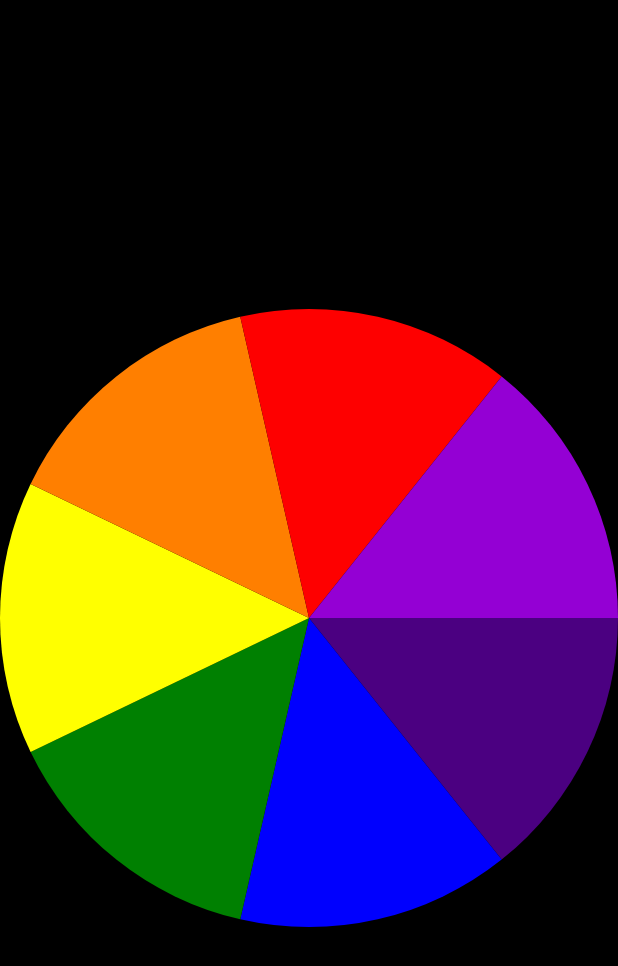
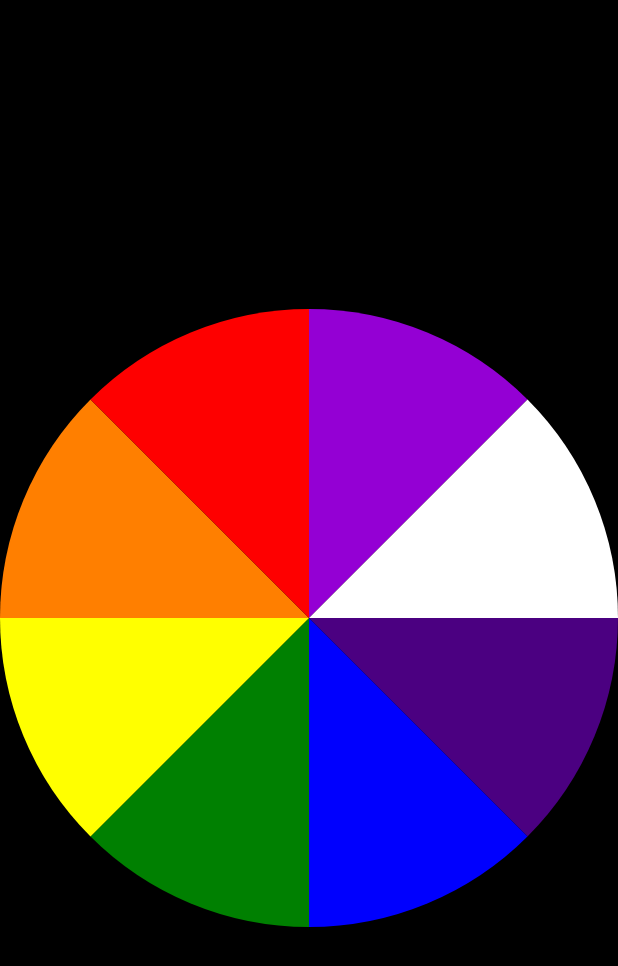
Before and after one commit to Jumman04/Spin-Wheel-Library, an Android app: the screen it shows after launch (MainActivity), on a phone screen of 412 x 824 dp. Shown: the top 966 px of the screen. Run offline under Robolectric (Android 15) with nearby library versions, the phone set to English and light mode, and no system bars.

Commit message:
Bug fixed.

```diff
--- a/app/src/main/java/com/jummania/spinwheellibrary/MainActivity.kt
+++ b/app/src/main/java/com/jummania/spinwheellibrary/MainActivity.kt
@@ -1,6 +1,5 @@
 package com.jummania.spinwheellibrary
 
-import android.graphics.Color
 import android.os.Bundle
 import android.os.Handler
 import androidx.appcompat.app.AppCompatActivity
@@ -16,27 +15,23 @@ class MainActivity : AppCompatActivity() {
         var rotation = wheel.rotation
         var speed = 1f
         val handler = Handler(mainLooper)
-        wheel.setColors(arrayOf(
-            Color.parseColor("#4b0081"),
-            Color.parseColor("#0000fe"),
-            Color.parseColor("#008001"),
-            Color.parseColor("#ffff00"),
-            Color.parseColor("#ff7f00"),
-            Color.parseColor("#fe0000"),
-            Color.parseColor("#9400d4")
-        ))
+        wheel.setColors(
+            "#4b0081", "#0000fe", "#008001", "#ffff00", "#ff7f00", "#fe0000", "#9400d4", "#FFFFFF"
+        )
 
         wheel.setOnClickListener {
-            wheel.animate().rotation(wheel.rotation+54000).setDuration(30000).start()
-            /*
-            handler.post {
-                rotation += speed
-                wheel.rotation = rotation
-                if (speed < 50) speed += 0.05f
-                // handler.post(this)
-            }
+            wheel.animate().rotation(wheel.rotation + 55555).setDuration(30000).start()/*
+            handler.post(object : Runnable {
+                override fun run() {
+                    rotation += speed
+                    wheel.rotation = rotation
+                    if (speed < 40)
+                        speed += 0.05f
+                    handler.post(this)
+                }
+            })
 
-             */
+               */
         }
 
     }
--- a/spinWheel/src/main/java/com/jummania/Wheel.kt
+++ b/spinWheel/src/main/java/com/jummania/Wheel.kt
@@ -23,10 +23,10 @@ open class Wheel @JvmOverloads constructor(
     context: Context?, attrs: AttributeSet? = null, defStyleAttr: Int = 0
 ) : View(context, attrs, defStyleAttr) {
 
-    private var angle = 2
+    private var angle = 0
     private val paint = Paint().also { it.isAntiAlias = true }
     private val path = Path()
-    private var colors: Array<Int> = arrayOf(Color.WHITE)
+    private var colors: IntArray = intArrayOf()
 
     override fun onDraw(canvas: Canvas) {
         val centerX = width / 2f
@@ -61,23 +61,16 @@ open class Wheel @JvmOverloads constructor(
         //   canvas.drawCircle(centerX, centerY, radius / 4, paint)
     }
 
-    fun setColors(colors: Array<Int>) {
-        this.colors = colors
-        angle = colors.size
-        invalidate()
-    }
-
-    fun setColors(vararg colors: Int) {
-        for (i in colors.indices) {
-            this.colors[i] = colors[i]
-        }
+    fun setColors(vararg colorArray: Int) {
+        colors = colorArray
         angle = colors.size
         invalidate()
     }
 
     fun setColors(vararg colorArray: String) {
-        for (i in colors.indices) {
-            colors[i] = Color.parseColor(colorArray[0])
+        colors = intArrayOf()
+        for (i in colorArray.indices) {
+            colors += intArrayOf(Color.parseColor(colorArray[i]))
         }
         angle = colors.size
         invalidate()
@@ -87,7 +80,7 @@ open class Wheel @JvmOverloads constructor(
         this.angle = angle
     }
 
-    fun getColors(): Array<Int> {
+    fun getColors(): IntArray {
         return colors
     }
 
```
